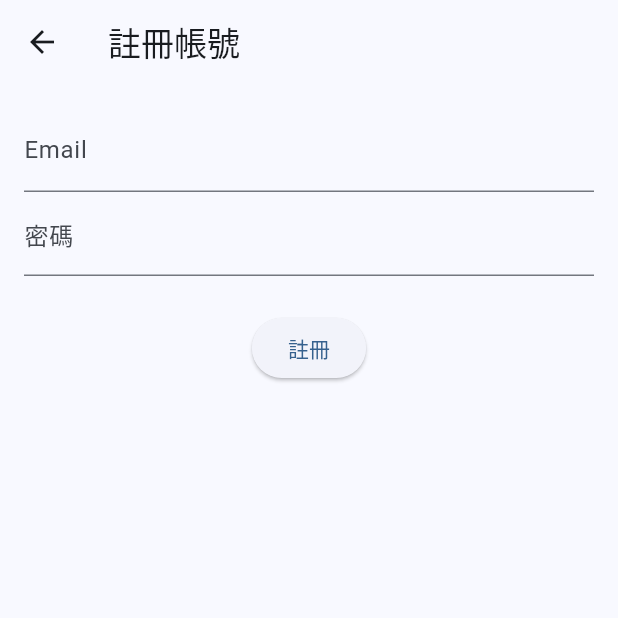
After one commit to YUEN-YU-WING/fcu_travel_blog_fixed_2, a Flutter app: the screen it shows after launch, after a tap on "註冊新帳號", on a phone screen of 412 x 824 dp, the top half of it. The commit adds this screen. Run offline on Flutter 3.47's test engine with Material 3 defaults, Android fonts, the phone set to English and light mode, and no system bars; our stand-ins replace firebase_auth, firebase_core, image_picker; accounts and stored records are empty; generated files the repository leaves out were written again; network calls fail.

Commit message:
2025/08/05 1st 註冊帳號

```diff
--- a/lib/home_page.dart
+++ b/lib/home_page.dart
@@ -1,5 +1,6 @@
 import 'package:flutter/material.dart';
-import 'image_recognition.dart'; // 或 'image_recognition.dart' 路徑根據專案情況調整
+import 'image_recognition.dart';
+import 'register_page.dart';
 
 class HomePage extends StatelessWidget {
   const HomePage({Key? key}) : super(key: key);
@@ -11,14 +12,31 @@ class HomePage extends StatelessWidget {
     );
   }
 
+  void _goToRegister(BuildContext context) {
+    Navigator.push(
+      context,
+      MaterialPageRoute(builder: (context) => const RegisterPage()),
+    );
+  }
+
   @override
   Widget build(BuildContext context) {
     return Scaffold(
       appBar: AppBar(title: const Text('首頁')),
       body: Center(
-        child: ElevatedButton(
-          onPressed: () => _goToImageRecognition(context),
-          child: const Text('前往影像辨識'),
+        child: Column(
+          mainAxisAlignment: MainAxisAlignment.center,
+          children: [
+            ElevatedButton(
+              onPressed: () => _goToImageRecognition(context),
+              child: const Text('前往影像辨識'),
+            ),
+            const SizedBox(height: 16),
+            ElevatedButton(
+              onPressed: () => _goToRegister(context),
+              child: const Text('註冊新帳號'),
+            ),
+          ],
         ),
       ),
     );
--- a/lib/main.dart
+++ b/lib/main.dart
@@ -1,12 +1,20 @@
 import 'package:flutter/material.dart';
+import 'package:firebase_core/firebase_core.dart';
+import 'firebase_options.dart'; // 新增這行
 import 'home_page.dart';
 
-void main() {
+void main() async {
+  WidgetsFlutterBinding.ensureInitialized();
+
+  await Firebase.initializeApp(
+    options: DefaultFirebaseOptions.currentPlatform,
+  );
+
   runApp(const MyMainApp());
 }
 
 class MyMainApp extends StatelessWidget {
-  const MyMainApp({Key? key}) : super(key: key);
+  const MyMainApp({super.key});
 
   @override
   Widget build(BuildContext context) {
--- /dev/null
+++ b/lib/register_page.dart
@@ -0,0 +1,81 @@
+import 'package:flutter/material.dart';
+import 'package:firebase_auth/firebase_auth.dart';
+
+class RegisterPage extends StatefulWidget {
+  const RegisterPage({Key? key}) : super(key: key);
+
+  @override
+  State<RegisterPage> createState() => _RegisterPageState();
+}
+
+class _RegisterPageState extends State<RegisterPage> {
+  final TextEditingController _emailController = TextEditingController();
+  final TextEditingController _passwordController = TextEditingController();
+  String _message = "";
+
+  Future<void> _register() async {
+    try {
+      await FirebaseAuth.instance.createUserWithEmailAndPassword(
+        email: _emailController.text.trim(),
+        password: _passwordController.text.trim(),
+      );
+      setState(() {
+        _message = "註冊成功！";
+      });
+    } on FirebaseAuthException catch (e) {
+      setState(() {
+        switch (e.code) {
+          case 'email-already-in-use':
+            _message = "此信箱已被使用";
+            break;
+          case 'invalid-email':
+            _message = "Email 格式錯誤";
+            break;
+          case 'weak-password':
+            _message = "密碼強度不足（至少 6 位字元）";
+            break;
+          default:
+            _message = "錯誤：${e.message}";
+        }
+      });
+    } catch (e) {
+      setState(() {
+        _message = "錯誤：${e.toString()}";
+      });
+    }
+  }
+
+  @override
+  Widget build(BuildContext context) {
+    return Scaffold(
+      appBar: AppBar(title: const Text('註冊帳號')),
+      body: Padding(
+        padding: const EdgeInsets.all(16),
+        child: Column(
+          children: [
+            TextField(
+              controller: _emailController,
+              decoration: const InputDecoration(labelText: "Email"),
+              keyboardType: TextInputType.emailAddress,
+            ),
+            TextField(
+              controller: _passwordController,
+              decoration: const InputDecoration(labelText: "密碼"),
+              obscureText: true,
+            ),
+            const SizedBox(height: 24),
+            ElevatedButton(
+              onPressed: _register,
+              child: const Text("註冊"),
+            ),
+            const SizedBox(height: 16),
+            Text(
+              _message,
+              style: const TextStyle(color: Colors.red),
+            ),
+          ],
+        ),
+      ),
+    );
+  }
+}
--- a/pubspec.yaml
+++ b/pubspec.yaml
@@ -37,6 +37,9 @@ dependencies:
   http: ^1.1.0
   image_picker: ^1.0.4
   google_maps_flutter: ^2.5.0
+  firebase_core: ^2.30.0
+  firebase_auth: ^4.18.0
+  flutterfire_cli: ^1.3.1
 
 
 dev_dependencies:
```
Also changed, not shown: pubspec.lock, 5 other files.
